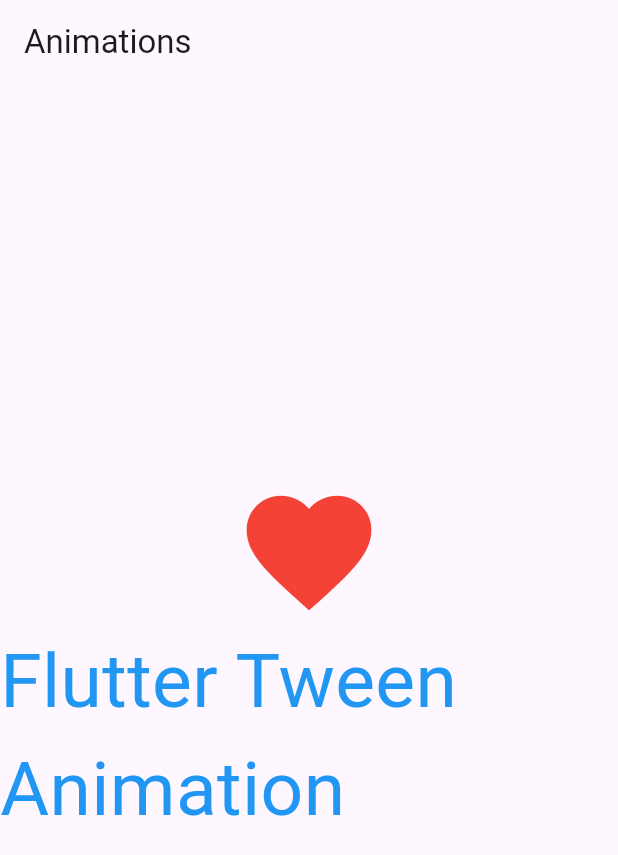
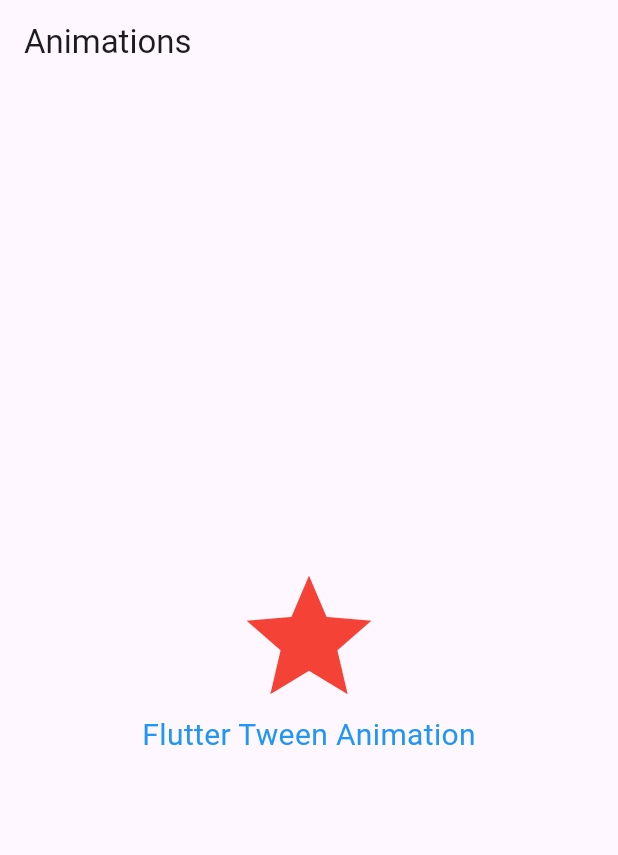
Before and after one commit to Shelvin46/animations_app, a Flutter app: the screen it shows after launch, on a phone screen of 412 x 824 dp. Shown: the top 855 px of the screen. Run offline on Flutter 3.47's test engine with Material 3 defaults, Android fonts, the phone set to English and light mode, and no system bars.

Commit message:
chore: Refactor TweenAnimationScreen in animation feature

```diff
--- a/lib/features/animation/presentation/screens/animation_screen.dart
+++ b/lib/features/animation/presentation/screens/animation_screen.dart
@@ -8,6 +8,32 @@ class TweenAnimationScreen extends StatefulWidget {
 }
 
 class _TweenAnimationScreenState extends State<TweenAnimationScreen> {
+  @override
+  void initState() {
+    debugPrint('Tween Animation Init State');
+    super.initState();
+  }
+
+  @override
+  void didChangeDependencies() {
+    debugPrint('Tween Animation Did Change Dependencies');
+    super.didChangeDependencies();
+  }
+
+  @override
+  void didUpdateWidget(covariant TweenAnimationScreen oldWidget) {
+    debugPrint('Tween Animation Did Update Widget');
+
+    super.didUpdateWidget(oldWidget);
+  }
+
+  String text = 'Flutter Tween Animation';
+  void textUpdate() {
+    setState(() {
+      text = 'Flutter Tween Animation Updated';
+    });
+  }
+
   @override
   Widget build(BuildContext context) {
     return Scaffold(
@@ -20,7 +46,7 @@ class _TweenAnimationScreenState extends State<TweenAnimationScreen> {
             mainAxisAlignment: MainAxisAlignment.center,
             children: [
               TweenAnimationBuilder(
-                curve: Curves.bounceOut,
+                curve: Curves.linearToEaseOut,
                 onEnd: () {
                   debugPrint('Tween Animation Ended');
                 },
@@ -30,25 +56,41 @@ class _TweenAnimationScreenState extends State<TweenAnimationScreen> {
                   return Column(
                     children: [
                       Icon(
-                        Icons.favorite,
+                        Icons.star,
                         size: size,
                         color: Colors.red,
                       ),
-                      Text(
-                        'Flutter Tween Animation',
-                        style: TextStyle(
-                          fontSize: size / 2,
-                          color: Colors.blue,
-                        ),
-                      )
                     ],
                   );
                 },
               ),
+              GestureDetector(
+                onTap: () {
+                  textUpdate();
+                },
+                child: Text(
+                  text,
+                  style: const TextStyle(
+                    fontSize: 20,
+                    color: Colors.blue,
+                  ),
+                ),
+              )
             ],
           ),
         ),
       ),
     );
   }
+
+  @override
+  void deactivate() {
+    debugPrint('Tween Animation Deactivate');
+    super.deactivate();
+  }
+
+  @override
+  void dispose() {
+    super.dispose();
+  }
 }
```
